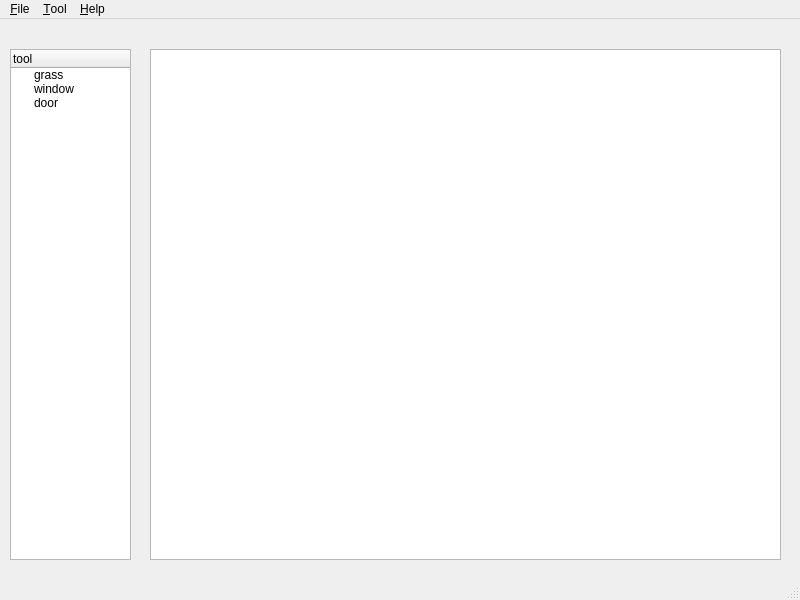
Old version of the form funcatching/mapeditor.ui in the repository rightlorg/funcatching.
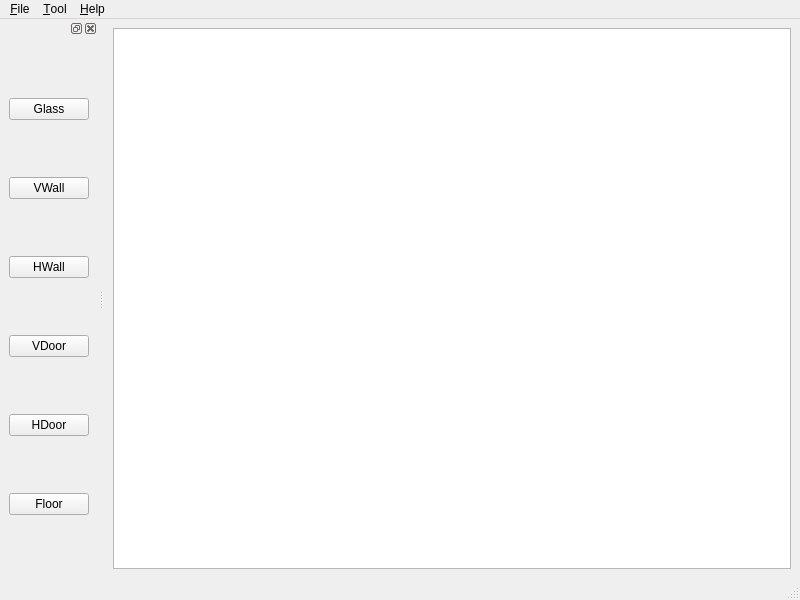
New version of the form.

Diff of the .ui file:
```diff
--- a/funcatching/mapeditor.ui
+++ b/funcatching/mapeditor.ui
@@ -14,58 +14,18 @@
    <string>MainWindow</string>
   </property>
   <widget class="QWidget" name="centralwidget">
-   <widget class="QTreeWidget" name="treeWidget">
-    <property name="geometry">
-     <rect>
-      <x>10</x>
-      <y>30</y>
-      <width>121</width>
-      <height>511</height>
-     </rect>
-    </property>
-    <property name="expandsOnDoubleClick">
-     <bool>false</bool>
-    </property>
-    <property name="columnCount">
-     <number>1</number>
-    </property>
-    <column>
-     <property name="text">
-      <string>tool</string>
-     </property>
-    </column>
+   <layout class="QHBoxLayout" name="horizontalLayout">
     <item>
-     <property name="text">
-      <string>grass</string>
-     </property>
+     <widget class="QTableWidget" name="tableWidget">
+      <attribute name="horizontalHeaderDefaultSectionSize">
+       <number>60</number>
+      </attribute>
+      <attribute name="horizontalHeaderMinimumSectionSize">
+       <number>60</number>
+      </attribute>
+     </widget>
     </item>
-    <item>
-     <property name="text">
-      <string>window</string>
-     </property>
-    </item>
-    <item>
-     <property name="text">
-      <string>door</string>
-     </property>
-    </item>
-   </widget>
-   <widget class="QTableWidget" name="tableWidget">
-    <property name="geometry">
-     <rect>
-      <x>150</x>
-      <y>30</y>
-      <width>631</width>
-      <height>511</height>
-     </rect>
-    </property>
-    <attribute name="horizontalHeaderDefaultSectionSize">
-     <number>60</number>
-    </attribute>
-    <attribute name="horizontalHeaderMinimumSectionSize">
-     <number>60</number>
-    </attribute>
-   </widget>
+   </layout>
   </widget>
   <widget class="QStatusBar" name="statusbar"/>
   <widget class="QMenuBar" name="menuBar">
@@ -104,6 +64,57 @@
    <addaction name="menu_Tool"/>
    <addaction name="menu_Help"/>
   </widget>
+  <widget class="QDockWidget" name="dockWidget">
+   <attribute name="dockWidgetArea">
+    <number>1</number>
+   </attribute>
+   <widget class="QWidget" name="dockWidgetContents_2">
+    <layout class="QVBoxLayout" name="verticalLayout">
+     <item>
+      <widget class="QPushButton" name="Glass">
+       <property name="text">
+        <string>Glass</string>
+       </property>
+      </widget>
+     </item>
+     <item>
+      <widget class="QPushButton" name="VWall">
+       <property name="text">
+        <string>VWall</string>
+       </property>
+      </widget>
+     </item>
+     <item>
+      <widget class="QPushButton" name="HWall">
+       <property name="text">
+        <string>HWall</string>
+       </property>
+      </widget>
+     </item>
+     <item>
+      <widget class="QPushButton" name="VDoor">
+       <property name="text">
+        <string>VDoor</string>
+       </property>
+      </widget>
+     </item>
+     <item>
+      <widget class="QPushButton" name="DoorH">
+       <property name="text">
+        <string>HDoor</string>
+       </property>
+      </widget>
+     </item>
+     <item>
+      <widget class="QPushButton" name="Floor">
+       <property name="text">
+        <string>Floor</string>
+       </property>
+      </widget>
+     </item>
+    </layout>
+   </widget>
+  </widget>
   <action name="actionNew">
    <property name="text">
     <string>&amp;New</string>
```
